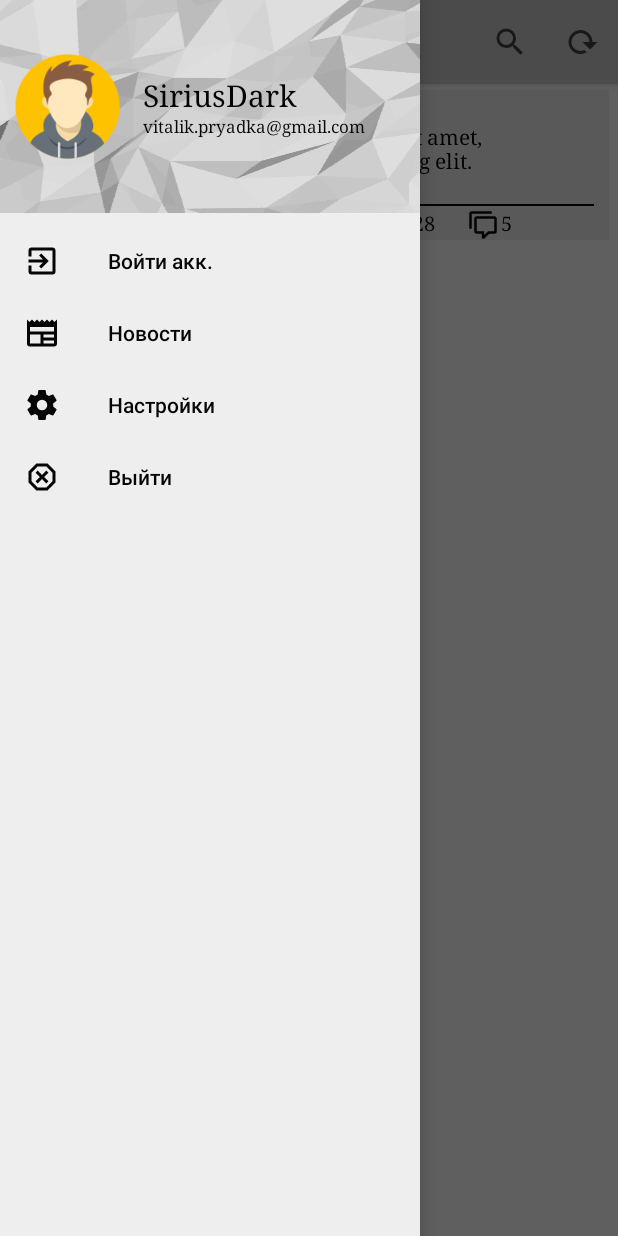
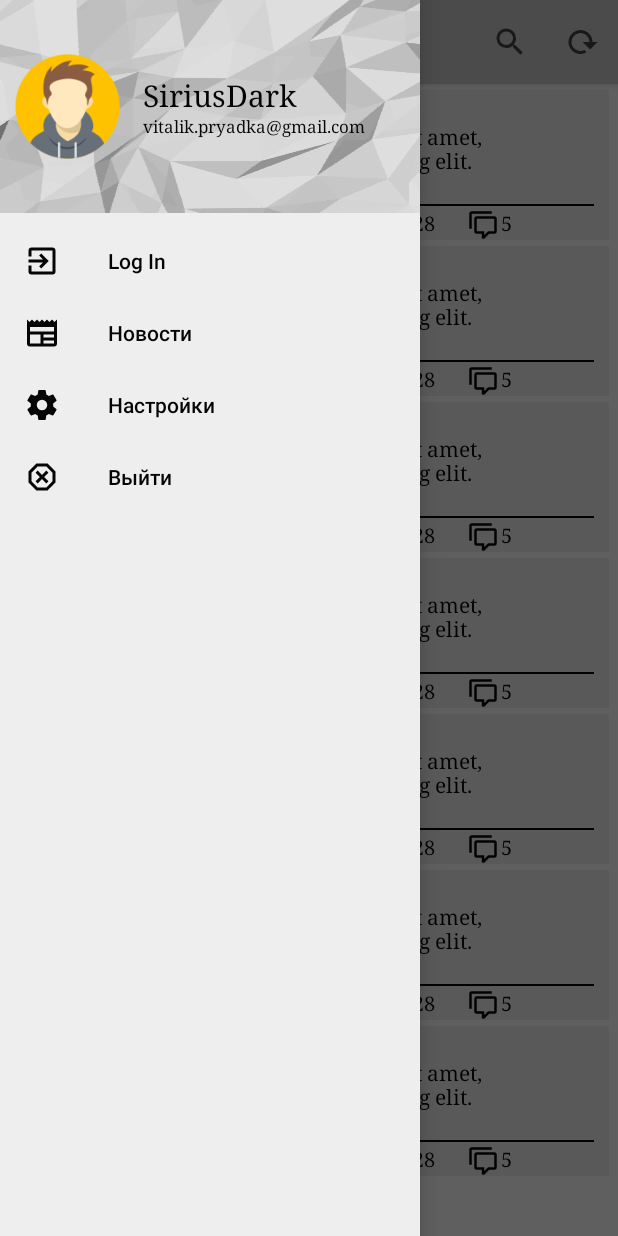
Before and after one commit to Vitalik-Priadka/NewsIT, an Android app: the MainActivity screen opened directly, with no data from a screen before it, with the side drawer open, on a phone screen of 412 x 824 dp. Run offline under Robolectric (Android 15) with nearby library versions, the phone set to English and light mode, and no system bars.

Commit message:
add List: - Fixed Exit - changed Avatar

```diff
--- a/app/src/main/AndroidManifest.xml
+++ b/app/src/main/AndroidManifest.xml
@@ -13,6 +13,7 @@
         <activity
             android:name=".SplashScreen"
             android:screenOrientation="portrait"
+            android:excludeFromRecents="true"
             android:theme="@android:style/Theme.Black.NoTitleBar" >
             <intent-filter>
                 <action android:name="android.intent.action.MAIN" />
--- a/app/src/main/java/com/priadka/newsit_project/MainActivity.java
+++ b/app/src/main/java/com/priadka/newsit_project/MainActivity.java
@@ -15,18 +15,24 @@ import android.view.View;
 import android.view.inputmethod.EditorInfo;
 import android.view.inputmethod.InputMethodManager;
 import android.widget.EditText;
+import android.widget.ImageView;
+import android.widget.RelativeLayout;
 import android.widget.TextView;
 import android.widget.Toast;
+
+import java.lang.reflect.Field;
 
 public class MainActivity extends AppCompatActivity {
 
     private Toolbar toolbar;
     private DrawerLayout drawerLayout;
     private EditText editText;
+    private ImageView avatarImage;
+    private RelativeLayout navigationHeader;
+    private int currentAvatar = 1;
     /*TODO Task
         REST API using retrofit
         Активити для статьи
-        Меню NavigationView
         Реализовать добавление news_layout и затычку
      */
 
@@ -50,12 +56,12 @@ public class MainActivity extends AppCompatActivity {
                 switch (menuItem.getItemId()){
                     case R.id.search:{
                         hideKeyboard();
-                        Search(editText);
+                        search(editText);
                         break;
                     }
                     case R.id.reload:{
                         hideKeyboard();
-                        ReloadPage();
+                        reloadPage();
                         break;
                     }
                 }
@@ -73,9 +79,11 @@ public class MainActivity extends AppCompatActivity {
 
     public void initNavigationView() {
         drawerLayout = (DrawerLayout) findViewById(R.id.drawer_layout);
+        navigationHeader = (RelativeLayout) findViewById(R.id.navigation_header);
         ActionBarDrawerToggle toggle = new ActionBarDrawerToggle(this, drawerLayout , toolbar, R.string.view_navigation_open, R.string.view_navigation_close);
         drawerLayout.addDrawerListener(toggle);
         toggle.syncState();
+        initNavigationHeader();
         NavigationView navigationView = (NavigationView) findViewById(R.id.navigation);
         navigationView.setNavigationItemSelectedListener(new NavigationView.OnNavigationItemSelectedListener() {
             @Override
@@ -83,26 +91,34 @@ public class MainActivity extends AppCompatActivity {
                 drawerLayout.closeDrawers(); hideKeyboard();
                 switch (menuItem.getItemId()){
                     case R.id.actionLogInItem:{
-                        GoToPage(LoginActivity.class);
+
+                        goToPage(LoginActivity.class);
                         break;
                     }
                     case R.id.actionNewsItem:{
-                        GoToPage(MainActivity.class);
+                        goToPage(MainActivity.class);
                         break;
                     }
                     case R.id.actionSettingItem:{
-                        GoToPage(SettingActivity.class);
+                        goToPage(SettingActivity.class);
                         break;
                     }
                     case R.id.actionExitItem: {
-                        finishAndRemoveTask (); break;}
+                        finishAffinity();
+                        break;}
                 }
                 return true;
             }
         });
     }
+    public void initNavigationHeader() {
+        avatarImage  = (ImageView) findViewById(R.id.menu_avatar);
+        navigationHeader = (RelativeLayout) findViewById(R.id.navigation_header);
+        //navigationHeader.setVisibility(View.VISIBLE);
+        //avatarImage.setImageResource(getResId("avatar_" + currentAvatar, R.drawable.class));
+    }
 
-    public void ReloadPage(){
+    public void reloadPage(){
         /* ImageView drawable.icon =(ImageView) findViewById(R.id.reload);;
         RotateAnimation rotate = new RotateAnimation(0, 180, Animation.RELATIVE_TO_SELF, 0.5f, Animation.RELATIVE_TO_SELF, 0.5f);
         rotate.setDuration(5000);
@@ -110,20 +126,29 @@ public class MainActivity extends AppCompatActivity {
         drawable.icon.startAnimation(rotate); */
         Toast.makeText(MainActivity.this, R.string.reload_toast, Toast.LENGTH_SHORT).show();
     }
-    public  void Search(EditText text){
+    public  void search(EditText text){
         if(text != null) {
             Toast.makeText(MainActivity.this, R.string.search_toast, Toast.LENGTH_SHORT).show();
             text.setText(null);
         }
     }
 
-    private void GoToPage(Class activity) {
+    private void goToPage(Class activity) {
         if (activity != getClass()) {
             Intent intent = new Intent(this, activity);
             startActivity(intent);
             intent.addFlags(Intent.FLAG_ACTIVITY_CLEAR_TOP);
         }
-        return;
+    }
+
+    public void setImageAvatarNext(View view){
+        avatarImage  = (ImageView) findViewById(R.id.menu_avatar);
+        if(currentAvatar < 0 || currentAvatar >= 12){
+            currentAvatar = 1;
+        }
+        else currentAvatar++;
+        String currentAvatarS = "avatar_" + currentAvatar;
+        avatarImage.setImageResource(getResId(currentAvatarS, R.drawable.class));
     }
 
     public void ShortToolbar(int captionText){
@@ -134,13 +159,22 @@ public class MainActivity extends AppCompatActivity {
         caption.setText(captionText);
         caption.setVisibility(View.VISIBLE);
     }
+    public static int getResId(String resName, Class<?> c) {
+        try {
+            Field idField = c.getDeclaredField(resName);
+            return idField.getInt(idField);
+        } catch (Exception e) {
+            e.printStackTrace();
+            return 0;
+        }
+    }
     private  void KeyboardAction() {
         editText.setOnEditorActionListener(new TextView.OnEditorActionListener() {
             public boolean onEditorAction(TextView v, int actionId,
                                           KeyEvent event) {
                 if (actionId == EditorInfo.IME_ACTION_SEARCH) {
                     hideKeyboard();
-                    Search(editText);
+                    search(editText);
                     return true;
                 }
                 return false;
--- a/app/src/main/res/layout/activity_main.xml
+++ b/app/src/main/res/layout/activity_main.xml
@@ -31,7 +31,12 @@
 
                     <!-- Сюда реализовывать подгрузку контента -->
                     <include layout="@layout/news_layout"/>
-
+                    <include layout="@layout/news_layout"/>
+                    <include layout="@layout/news_layout"/>
+                    <include layout="@layout/news_layout"/>
+                    <include layout="@layout/news_layout"/>
+                    <include layout="@layout/news_layout"/>
+                    <include layout="@layout/news_layout"/>
 
                 </LinearLayout>
             </ScrollView>
--- a/app/src/main/res/layout/navigation_header.xml
+++ b/app/src/main/res/layout/navigation_header.xml
@@ -13,12 +13,19 @@
             android:scaleX="1.6"
             android:scaleType="centerCrop"/>
 
+        <RelativeLayout
+            android:id="@+id/navigation_header"
+            android:layout_width="match_parent"
+            android:layout_height="match_parent"
+            android:visibility="visible">
+
                 <ImageView
                     android:id="@+id/menu_avatar"
                     android:layout_width="70dp"
                     android:layout_height="match_parent"
                     android:contentDescription="@string/navigation_avatar_description"
                     android:src="@drawable/avatar_1"
+                    android:onClick="setImageAvatarNext"
                     android:layout_marginStart="10dp"/>
 
                 <TextView
@@ -37,11 +44,13 @@
                     android:id="@+id/menu_email"
                     android:layout_width="wrap_content"
                     android:layout_height="wrap_content"
+                    android:layout_alignStart="@id/menu_nickname"
+                    android:layout_below="@+id/menu_nickname"
+                    android:layout_toEndOf="@+id/menu_avatar"
+                    android:fontFamily="serif"
                     android:text="vitalik.pryadka@gmail.com"
-            android:textSize="11sp"
                     android:textColor="@color/textColorDark"
-            android:layout_alignStart="@id/menu_nickname"
-            android:layout_toEndOf="@+id/menu_avatar"
-            android:layout_below="@+id/menu_nickname"
-            android:fontFamily="serif"/>
+                    android:textSize="11sp" />
         </RelativeLayout>
+
+</RelativeLayout>
--- a/app/src/main/res/layout/toolbar_layout.xml
+++ b/app/src/main/res/layout/toolbar_layout.xml
@@ -44,7 +44,7 @@
             android:layout_width="wrap_content"
             android:layout_height="40dp"
             android:visibility="invisible"
-            android:textSize="20sp"
+            android:textSize="24sp"
             android:layout_marginTop="10dp"
             android:layout_marginEnd="10dp"
             android:layout_alignParentEnd="true"
--- a/app/src/main/res/values/strings.xml
+++ b/app/src/main/res/values/strings.xml
@@ -8,8 +8,8 @@
     <string name="search_title">Search</string>
     <string name="reload_title">Reload</string>
 
-    <string name="menu_item_log_in">Войти акк.</string>
-    <string name="menu_item_log_out">Выйти акк.</string>
+    <string name="menu_item_log_in">Log In</string>
+    <string name="menu_item_log_out">Log Out</string>
     <string name="menu_item_bookmarks">Закладки</string>
     <string name="menu_item_news">Новости</string>
     <string name="menu_item_settings">Настройки</string>
```
Also changed, not shown: app/src/main/res/drawable/avatar_11.png (renamed from app/src/main/res/drawable/avatar_dark.png), app/src/main/res/drawable/avatar_12.png (renamed from app/src/main/res/drawable/avatar_lite.png). Lines whose indentation alone changed are shown as unchanged.
